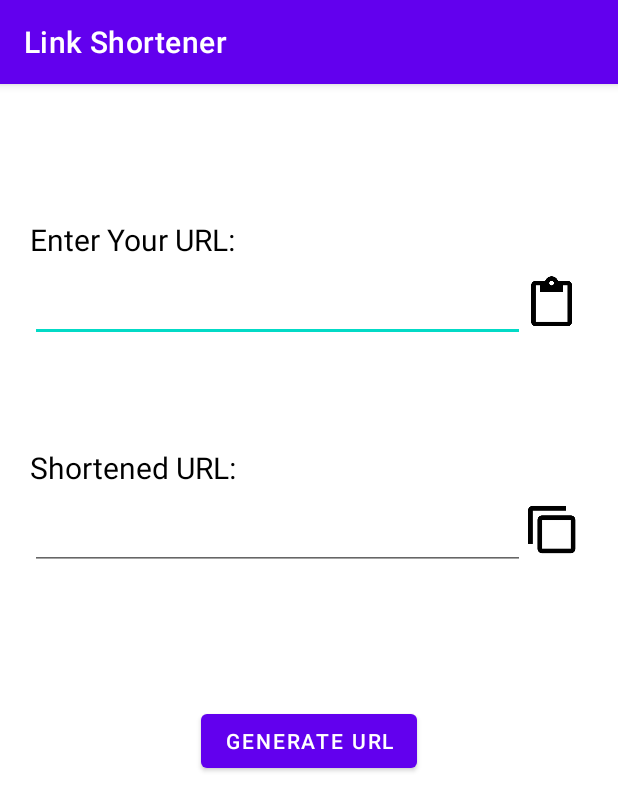
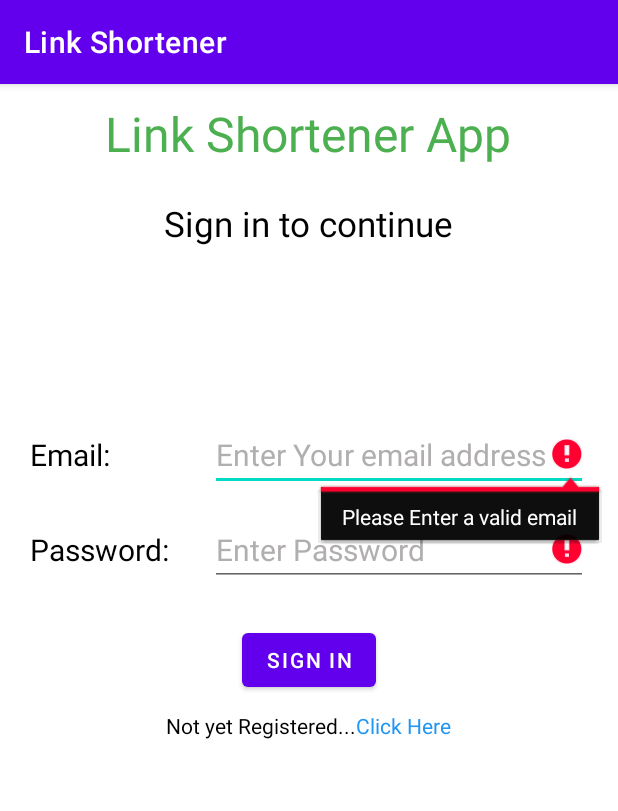
Before and after one commit to GulshanAnand/linkShortener, an Android app: the screen it shows after launch (linkmain before the commit, MainActivity after it), after a tap on "SIGN IN", on a phone screen of 412 x 824 dp. Shown: the top 811 px of the screen. Run offline under Robolectric (Android 15) with nearby library versions, the phone set to English and light mode, and no system bars; our stand-ins replace Firebase (no records; nobody signed in at launch, a user with empty details on screens opened directly).

Commit message:
sign in setup done and working

```diff
--- a/app/src/main/java/com/cyberlabs/linkshortener/MainActivity.java
+++ b/app/src/main/java/com/cyberlabs/linkshortener/MainActivity.java
@@ -1,17 +1,38 @@
 package com.cyberlabs.linkshortener;
 
+import androidx.annotation.NonNull;
 import androidx.appcompat.app.AppCompatActivity;
 
 import android.content.Intent;
 import android.os.Bundle;
+import android.util.Log;
+import android.util.Patterns;
 import android.view.View;
+import android.widget.EditText;
+import android.widget.ProgressBar;
+import android.widget.Toast;
+
+import com.google.android.gms.tasks.OnCompleteListener;
+import com.google.android.gms.tasks.Task;
+import com.google.firebase.auth.AuthResult;
+import com.google.firebase.auth.FirebaseAuth;
+import com.google.firebase.auth.FirebaseAuthInvalidCredentialsException;
+import com.google.firebase.auth.FirebaseAuthInvalidUserException;
+import com.google.firebase.auth.FirebaseUser;
 
 public class MainActivity extends AppCompatActivity {
-
+    EditText mail;
+    EditText pass;
+    ProgressBar progressBar;
+    private FirebaseAuth mAuth;
+    private FirebaseAuth.AuthStateListener mAuthListener;
     @Override
     protected void onCreate(Bundle savedInstanceState) {
         super.onCreate(savedInstanceState);
         setContentView(R.layout.activity_main);
+        mail=findViewById(R.id.email1);
+        pass=findViewById(R.id.pass1);
+        progressBar=findViewById(R.id.progress);
     }
 
     public void signupform(View view) {
@@ -20,9 +41,54 @@ public class MainActivity extends AppCompatActivity {
     }
 
     public void signin(View view) {
-        if(true){
-            Intent intent = new Intent(this,linkmain.class);
-            startActivity(intent);
+        String email,password;
+        email=mail.getText().toString();
+        password=pass.getText().toString();
+        boolean allright=true;
+
+        if(password.isEmpty()){
+            pass.setError("Please Enter Password");
+            pass.requestFocus();
+            allright=false;
         }
+        if(!Patterns.EMAIL_ADDRESS.matcher(email).matches()||email.isEmpty()){
+            mail.setError("Please Enter a valid email");
+            mail.requestFocus();
+            allright=false;
+        }
+
+        if(allright){
+            progressBar.setVisibility(View.VISIBLE);
+            mAuth = FirebaseAuth.getInstance();
+            mAuth.signInWithEmailAndPassword(email, password)
+                    .addOnCompleteListener(this, new OnCompleteListener<AuthResult>() {
+                        @Override
+                        public void onComplete(@NonNull Task<AuthResult> task) {
+                            if (task.isSuccessful()) {
+                                Log.d("MSG", "signInWithEmail:success");
+                                FirebaseUser user = mAuth.getCurrentUser();
+                                progressBar.setVisibility(View.GONE);
+                                startActivity(new Intent(MainActivity.this,linkmain.class));
+                            }
+                            else if((task.getException() instanceof FirebaseAuthInvalidCredentialsException)||task.getException() instanceof FirebaseAuthInvalidUserException){
+                                progressBar.setVisibility(View.GONE);
+                                Toast.makeText(MainActivity.this, "Invalid Email or Password",
+                                        Toast.LENGTH_SHORT).show();
+                            }
+                            else {
+                                Log.w("MSG", "signInWithEmail:failure", task.getException());
+                                progressBar.setVisibility(View.GONE);
+                                Toast.makeText(MainActivity.this, "Authentication failed.",
+                                        Toast.LENGTH_SHORT).show();
+
+                            }
+
+
+
+                        }
+                    });
+        }
+
+
     }
 }
--- a/app/src/main/res/layout/activity_main.xml
+++ b/app/src/main/res/layout/activity_main.xml
@@ -30,29 +30,36 @@
             android:textColor="@color/black"
             android:textSize="23sp"
             />
+        <ProgressBar
+            android:id="@+id/progress"
+            android:layout_width="wrap_content"
+            android:layout_height="wrap_content"
+            android:layout_gravity="center"
+            android:visibility="invisible"/>
         <LinearLayout
             android:layout_width="match_parent"
             android:layout_height="wrap_content"
             android:orientation="horizontal">
+
             <TextView
                 android:layout_width="wrap_content"
                 android:layout_height="wrap_content"
                 android:text="Email:"
                 android:textColor="@color/black"
                 android:textSize="20sp"
-                android:layout_marginTop="100sp"
+                android:layout_marginTop="55sp"
                 android:layout_marginLeft="20sp"
                 android:width="100dp"
                 />
             <EditText
-                android:id="@+id/email"
+                android:id="@+id/email1"
                 android:layout_width="match_parent"
                 android:layout_height="wrap_content"
                 android:textColor="@color/black"
                 android:textSize="20sp"
                 android:textColorHint="#B1AEAE"
                 android:hint="Enter Your email address"
-                android:layout_marginTop="100sp"
+                android:layout_marginTop="55sp"
                 android:layout_marginLeft="20sp"
                 android:layout_marginRight="20sp"
                 android:singleLine="true"
@@ -73,7 +80,7 @@
                 android:width="100dp"
                 />
             <EditText
-                android:id="@+id/pass"
+                android:id="@+id/pass1"
                 android:layout_width="match_parent"
                 android:layout_height="wrap_content"
                 android:textColor="@color/black"
@@ -119,6 +126,4 @@
                 />
         </LinearLayout>
     </LinearLayout>
-
-
 </androidx.constraintlayout.widget.ConstraintLayout>
```
